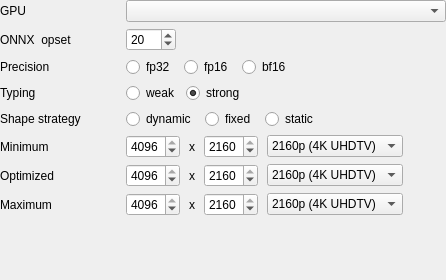
Before: the Qt Designer form ui/designer/ui_tensorrt_conversion_widget.ui in herlegon/hconvert, drawn with Qt 5.
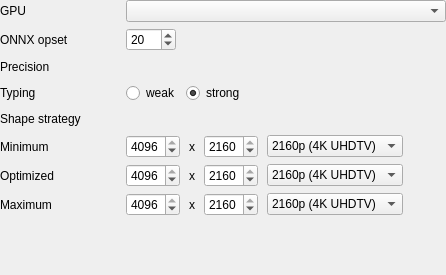
After: the same form once the commit is applied. Custom widgets are drawn as their Qt base class.

Commit message: improved + button group

What changed in the file:
```diff
--- a/ui/designer/ui_tensorrt_conversion_widget.ui
+++ b/ui/designer/ui_tensorrt_conversion_widget.ui
@@ -7,7 +7,7 @@
     <x>0</x>
     <y>0</y>
     <width>446</width>
-    <height>280</height>
+    <height>275</height>
    </rect>
   </property>
   <property name="windowTitle">
@@ -62,7 +62,7 @@
      <item row="1" column="0">
       <widget class="QLabel" name="label_version">
        <property name="text">
-        <string>ONNX  opset</string>
+        <string>ONNX opset</string>
        </property>
       </widget>
      </item>
@@ -126,35 +126,8 @@
        <property name="spacing">
         <number>9</number>
        </property>
-       <item>
-        <widget class="QRadioButton" name="radio_fp32">
-         <property name="text">
-          <string>fp32</string>
-         </property>
-         <attribute name="buttonGroup">
-          <string notr="true">group_dtype</string>
-         </attribute>
-        </widget>
-       </item>
-       <item>
-        <widget class="QRadioButton" name="radio_fp16">
-         <property name="text">
-          <string>fp16</string>
-         </property>
-         <attribute name="buttonGroup">
-          <string notr="true">group_dtype</string>
-         </attribute>
-        </widget>
-       </item>
-       <item>
-        <widget class="QRadioButton" name="radio_bf16">
-         <property name="text">
-          <string>bf16</string>
-         </property>
-         <attribute name="buttonGroup">
-          <string notr="true">group_dtype</string>
-         </attribute>
-        </widget>
+       <item alignment="Qt::AlignmentFlag::AlignLeft|Qt::AlignmentFlag::AlignVCenter">
+        <widget class="HButtonGroup" name="h_button_group_dtypes"/>
        </item>
        <item>
         <spacer name="horizontalSpacer_6">
@@ -184,61 +157,7 @@
         <number>9</number>
        </property>
        <item>
-        <widget class="QRadioButton" name="radio_dynamic">
-         <property name="text">
-          <string>dynamic</string>
-         </property>
-         <property name="checkable">
-          <bool>true</bool>
-         </property>
-         <property name="checked">
-          <bool>false</bool>
-         </property>
-         <property name="autoExclusive">
-          <bool>true</bool>
-         </property>
-         <attribute name="buttonGroup">
-          <string notr="true">group_shape_strategy</string>
-         </attribute>
-        </widget>
-       </item>
-       <item>
-        <widget class="QRadioButton" name="radio_fixed">
-         <property name="text">
-          <string>fixed</string>
-         </property>
-         <property name="checkable">
-          <bool>true</bool>
-         </property>
-         <property name="checked">
-          <bool>false</bool>
-         </property>
-         <property name="autoExclusive">
-          <bool>true</bool>
-         </property>
-         <attribute name="buttonGroup">
-          <string notr="true">group_shape_strategy</string>
-         </attribute>
-        </widget>
-       </item>
-       <item>
-        <widget class="QRadioButton" name="radio_static">
-         <property name="text">
-          <string>static</string>
-         </property>
-         <property name="checkable">
-          <bool>true</bool>
-         </property>
-         <property name="checked">
-          <bool>false</bool>
-         </property>
-         <property name="autoExclusive">
-          <bool>true</bool>
-         </property>
-         <attribute name="buttonGroup">
-          <string notr="true">group_shape_strategy</string>
-         </attribute>
-        </widget>
+        <widget class="HButtonGroup" name="h_button_group_shapes"/>
        </item>
        <item>
         <spacer name="horizontalSpacer_shape_strategy">
@@ -657,6 +576,13 @@
    </item>
   </layout>
  </widget>
+ <customwidgets>
+  <customwidget>
+   <class>HButtonGroup</class>
+   <extends>QWidget</extends>
+   <header>hwidgets</header>
+  </customwidget>
+ </customwidgets>
  <resources/>
  <connections/>
  <buttongroups>
```
The commit also changes 6 other files.
